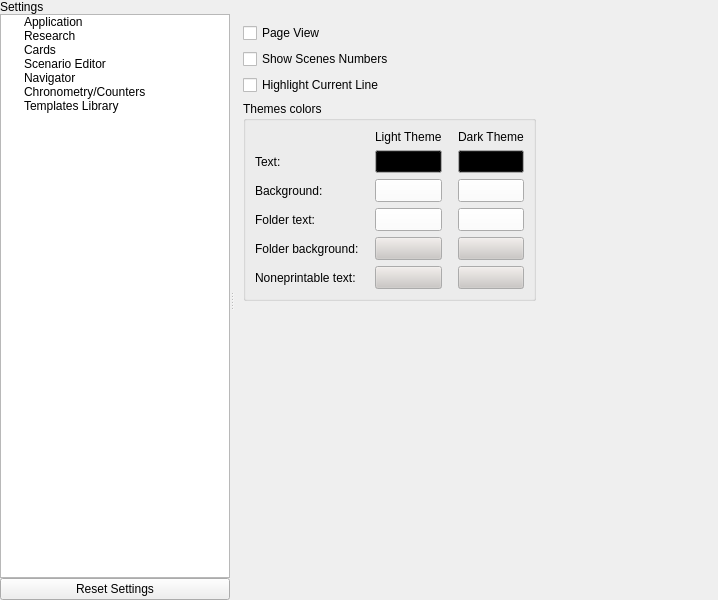
Above: src/bin/scenarist-desktop/UserInterfaceLayer/Settings/SettingsView.ui from dimkanovikov/KITScenarist before the change. Below: the same form after it.
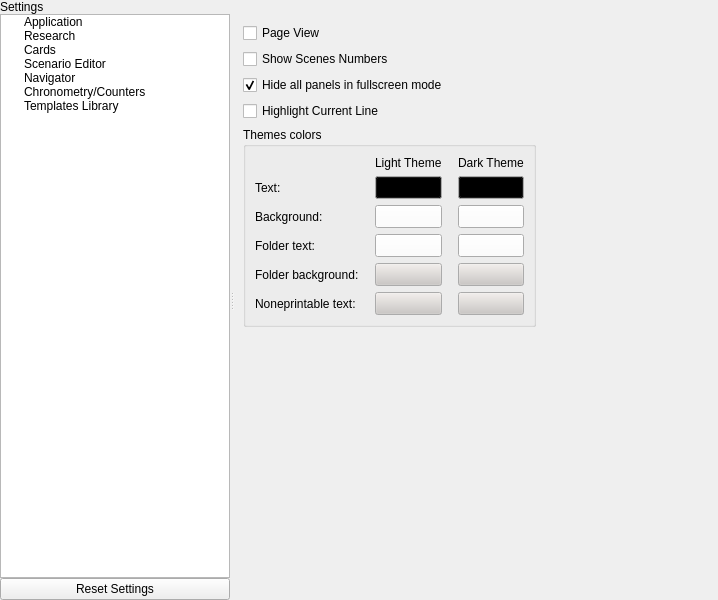
That is the form after the change. The open tabs and pages were chosen to show the change. Icons and pictures are not drawn. Custom widgets are drawn as their Qt base class.

Commit message: Implemented zen mode #465

Patch:
```diff
--- a/src/bin/scenarist-desktop/UserInterfaceLayer/Settings/SettingsView.ui
+++ b/src/bin/scenarist-desktop/UserInterfaceLayer/Settings/SettingsView.ui
@@ -898,14 +898,14 @@
                     </property>
                    </widget>
                   </item>
-                  <item row="2" column="0">
+                  <item row="3" column="0">
                    <widget class="QCheckBox" name="highlightCurrentLine">
                     <property name="text">
                      <string>Highlight Current Line</string>
                     </property>
                    </widget>
                   </item>
-                  <item row="3" column="0">
+                  <item row="4" column="0">
                    <widget class="QGroupBox" name="groupBox">
                     <property name="title">
                      <string>Themes colors</string>
@@ -1466,7 +1466,7 @@
                     </layout>
                    </widget>
                   </item>
-                  <item row="4" column="0">
+                  <item row="5" column="0">
                    <spacer name="verticalSpacer">
                     <property name="orientation">
                      <enum>Qt::Vertical</enum>
@@ -1479,7 +1479,7 @@
                     </property>
                    </spacer>
                   </item>
-                  <item row="0" column="1" rowspan="4">
+                  <item row="0" column="1" rowspan="5">
                    <spacer name="horizontalSpacer_9">
                     <property name="orientation">
                      <enum>Qt::Horizontal</enum>
@@ -1492,6 +1492,16 @@
                     </property>
                    </spacer>
                   </item>
+                  <item row="2" column="0">
+                   <widget class="QCheckBox" name="scriptHidePanelsInFullscreen">
+                    <property name="text">
+                     <string>Hide all panels in fullscreen mode</string>
+                    </property>
+                    <property name="checked">
+                     <bool>true</bool>
+                    </property>
+                   </widget>
+                  </item>
                  </layout>
                 </widget>
                </item>
```
Left out of the diff: 46 changed lines with no effect on the pictures. The commit also changes 15 other files.
